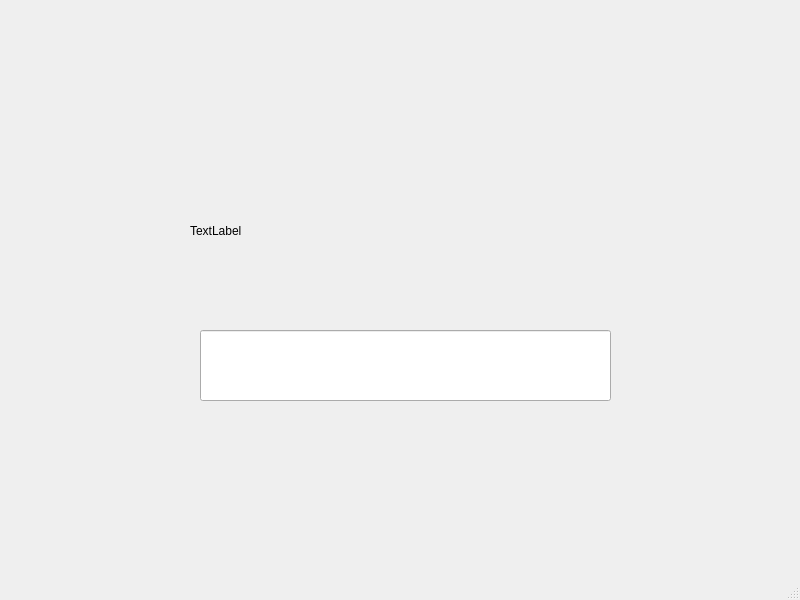
This is mainwindow.ui in Lunefern/ToxinKanaIME as Qt 5 draws it before an edit. The edited form follows.
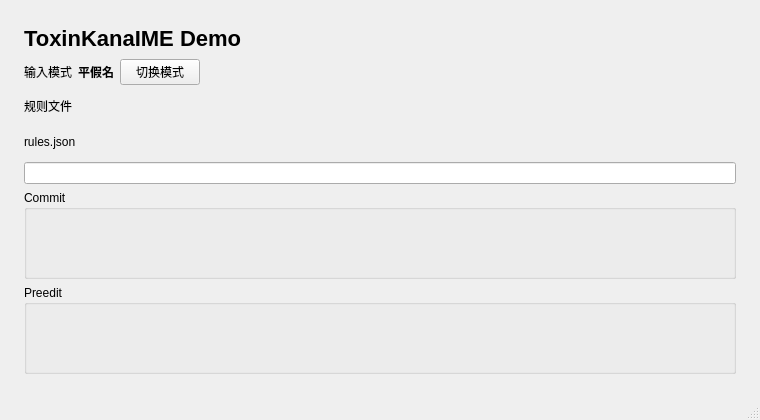
This is the edited form.

What changed in the file:
```diff
--- a/mainwindow.ui
+++ b/mainwindow.ui
@@ -6,37 +6,155 @@
    <rect>
     <x>0</x>
     <y>0</y>
-    <width>800</width>
-    <height>600</height>
+    <width>760</width>
+    <height>420</height>
    </rect>
   </property>
   <property name="windowTitle">
    <string>MainWindow</string>
   </property>
   <widget class="QWidget" name="centralwidget">
-   <widget class="QLineEdit" name="inputEdit">
-    <property name="geometry">
-     <rect>
-      <x>200</x>
-      <y>330</y>
-      <width>411</width>
-      <height>71</height>
-     </rect>
+   <layout class="QVBoxLayout" name="verticalLayout">
+    <property name="leftMargin">
+     <number>24</number>
     </property>
-   </widget>
-   <widget class="QLabel" name="outputLabel">
-    <property name="geometry">
-     <rect>
-      <x>190</x>
-      <y>190</y>
-      <width>411</width>
-      <height>81</height>
-     </rect>
+    <property name="topMargin">
+     <number>24</number>
     </property>
-    <property name="text">
-     <string>TextLabel</string>
+    <property name="rightMargin">
+     <number>24</number>
     </property>
-   </widget>
+    <property name="bottomMargin">
+     <number>24</number>
+    </property>
+    <item>
+     <widget class="QLabel" name="titleLabel">
+      <property name="styleSheet">
+       <string notr="true">font-size: 22px; font-weight: 700;</string>
+      </property>
+      <property name="text">
+       <string>ToxinKanaIME Demo</string>
+      </property>
+     </widget>
+    </item>
+    <item>
+     <layout class="QHBoxLayout" name="modeLayout">
+      <item>
+       <widget class="QLabel" name="modeLabel">
+        <property name="text">
+         <string>输入模式</string>
+        </property>
+       </widget>
+      </item>
+      <item>
+       <widget class="QLabel" name="modeValueLabel">
+        <property name="styleSheet">
+         <string notr="true">font-weight: 600;</string>
+        </property>
+        <property name="text">
+         <string>平假名</string>
+        </property>
+       </widget>
+      </item>
+      <item>
+       <widget class="QPushButton" name="modeButton">
+        <property name="text">
+         <string>切换模式</string>
+        </property>
+       </widget>
+      </item>
+      <item>
+       <spacer name="horizontalSpacer">
+        <property name="orientation">
+         <enum>Qt::Orientation::Horizontal</enum>
+        </property>
+        <property name="sizeHint" stdset="0">
+         <size>
+          <width>40</width>
+          <height>20</height>
+         </size>
+        </property>
+       </spacer>
+      </item>
+     </layout>
+    </item>
+    <item>
+     <widget class="QLabel" name="rulesTitleLabel">
+      <property name="text">
+       <string>规则文件</string>
+      </property>
+     </widget>
+    </item>
+    <item>
+     <widget class="QLabel" name="rulesPathLabel">
+      <property name="text">
+       <string>rules.json</string>
+      </property>
+      <property name="wordWrap">
+       <bool>true</bool>
+      </property>
+     </widget>
+    </item>
+    <item>
+     <widget class="QLineEdit" name="inputEdit"/>
+    </item>
+    <item>
+     <widget class="QGroupBox" name="commitGroup">
+      <property name="title">
+       <string>Commit</string>
+      </property>
+      <layout class="QVBoxLayout" name="verticalLayout_2">
+       <item>
+        <widget class="QLabel" name="commitLabel">
+         <property name="minimumSize">
+          <size>
+           <width>0</width>
+           <height>48</height>
+          </size>
+         </property>
+         <property name="styleSheet">
+          <string notr="true">font-size: 24px;</string>
+         </property>
+         <property name="text">
+          <string/>
+         </property>
+         <property name="wordWrap">
+          <bool>true</bool>
+         </property>
+        </widget>
+       </item>
+      </layout>
+     </widget>
+    </item>
+    <item>
+     <widget class="QGroupBox" name="preeditGroup">
+      <property name="title">
+       <string>Preedit</string>
+      </property>
+      <layout class="QVBoxLayout" name="verticalLayout_3">
+       <item>
+        <widget class="QLabel" name="preeditLabel">
+         <property name="minimumSize">
+          <size>
+           <width>0</width>
+           <height>48</height>
+          </size>
+         </property>
+         <property name="styleSheet">
+          <string notr="true">font-size: 24px; color: #9a3412;</string>
+         </property>
+         <property name="text">
+          <string/>
+         </property>
+         <property name="wordWrap">
+          <bool>true</bool>
+         </property>
+        </widget>
+       </item>
+      </layout>
+     </widget>
+    </item>
+   </layout>
   </widget>
   <widget class="QMenuBar" name="menubar">
    <property name="geometry">
```
Left out of the diff: 6 changed lines with no effect on the pictures.
